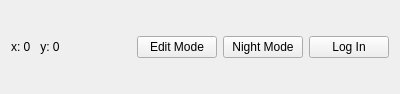
Old version of the form bnbnav-frontend/topwidget.ui in the repository vicr123/bnbnav.
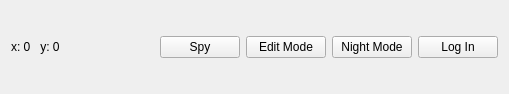
New version of the form.

The edit to the form file:
```diff
--- a/bnbnav-frontend/topwidget.ui
+++ b/bnbnav-frontend/topwidget.ui
@@ -6,7 +6,7 @@
    <rect>
     <x>0</x>
     <y>0</y>
-    <width>400</width>
+    <width>509</width>
     <height>94</height>
    </rect>
   </property>
@@ -34,6 +34,13 @@
      </property>
     </spacer>
    </item>
+   <item>
+    <widget class="QPushButton" name="spyButton">
+     <property name="text">
+      <string>Spy</string>
+     </property>
+    </widget>
+   </item>
    <item>
     <widget class="QPushButton" name="editModeButton">
      <property name="text">
```
